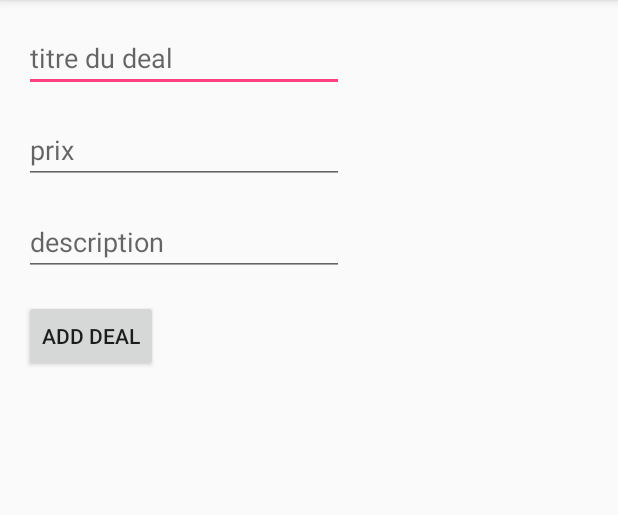
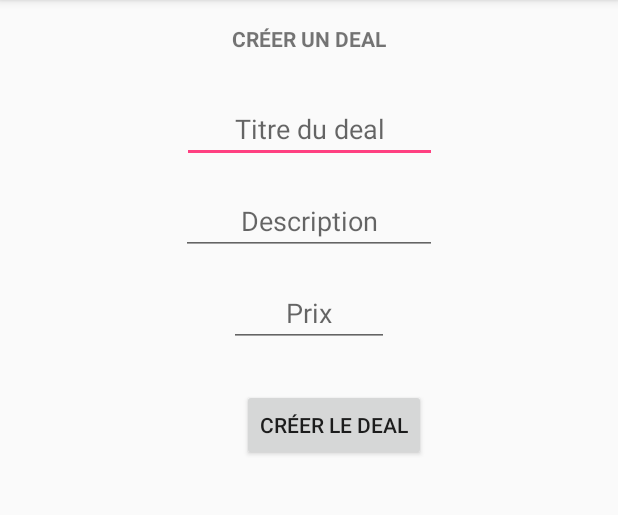
Before and after one commit to nothaldir/HETIC-Bart-Project, an Android app: the CreateDealActivity screen opened directly, with no data from a screen before it, on a phone screen of 412 x 824 dp, the part 84-599 px from its top. Run offline under Robolectric (Android 15) with nearby library versions, the phone set to English and light mode, and no system bars; our stand-ins replace Firebase (no records; nobody signed in at launch, a user with empty details on screens opened directly).

Commit message:
refactor deal creation

```diff
--- a/app/src/main/java/com/hetic/hetic_e18_bart/CreateDealActivity.java
+++ b/app/src/main/java/com/hetic/hetic_e18_bart/CreateDealActivity.java
@@ -13,9 +13,9 @@ import com.google.firebase.database.FirebaseDatabase;
 
 public class CreateDealActivity extends AppCompatActivity {
 
-    EditText editTextTitre;
-    EditText editTextPrix;
-    EditText editTextDesc;
+    EditText editTextName;
+    EditText editTextPrice;
+    EditText editTextDescription;
     Button buttonCreateDeal;
 
     DatabaseReference databaseDeals;
@@ -27,9 +27,9 @@ public class CreateDealActivity extends AppCompatActivity {
 
         databaseDeals = FirebaseDatabase.getInstance().getReference("deals");
 
-        editTextTitre = (EditText)findViewById(R.id.dealTitre);
-        editTextPrix = (EditText)findViewById(R.id.dealPrice);
-        editTextDesc = (EditText)findViewById(R.id.dealDesc);
+        editTextName = (EditText)findViewById(R.id.dealName);
+        editTextPrice = (EditText)findViewById(R.id.dealPrice);
+        editTextDescription = (EditText)findViewById(R.id.dealDescription);
 
         buttonCreateDeal = (Button)findViewById(R.id.createDeal);
 
@@ -42,9 +42,9 @@ public class CreateDealActivity extends AppCompatActivity {
     }
 
     private void addDeal(){
-        String titre = editTextTitre.getText().toString();
-        int prix = Integer.parseInt(editTextPrix.getText().toString());
-        String desc = editTextDesc.getText().toString();
+        String titre = editTextName.getText().toString();
+        int prix = Integer.parseInt(editTextPrice.getText().toString());
+        String desc = editTextDescription.getText().toString();
 
             String id = databaseDeals.push().getKey();
 
--- a/app/src/main/java/com/hetic/hetic_e18_bart/Deal.java
+++ b/app/src/main/java/com/hetic/hetic_e18_bart/Deal.java
@@ -6,35 +6,35 @@ package com.hetic.hetic_e18_bart;
 
 public class Deal {
 
-    String dealId;
-    String dealTitre;
-    int dealPrix;
-    String dealDescription;
+    String deal_id;
+    String deal_name;
+    int deal_price;
+    String deal_description;
 
     public Deal(){
 
     }
 
-    public Deal(String dealId, String dealTitre, int dealPrix, String dealDescription) {
-        this.dealId = dealId;
-        this.dealTitre = dealTitre;
-        this.dealPrix = dealPrix;
-        this.dealDescription = dealDescription;
+    public Deal(String deal_id, String deal_name, int deal_price, String deal_description) {
+        this.deal_id = deal_id;
+        this.deal_name = deal_name;
+        this.deal_price = deal_price;
+        this.deal_description = deal_description;
     }
 
     public String getDealId() {
-        return dealId;
+        return deal_id;
     }
 
     public String getDealTitre() {
-        return dealTitre;
+        return deal_name;
     }
 
     public int getDealPrix() {
-        return dealPrix;
+        return deal_price;
     }
 
     public String getDealDescription() {
-        return dealDescription;
+        return deal_description;
     }
 }
--- a/app/src/main/res/layout/activity_create_deal.xml
+++ b/app/src/main/res/layout/activity_create_deal.xml
@@ -7,46 +7,74 @@
     tools:context="com.hetic.hetic_e18_bart.CreateDealActivity">
 
     <EditText
-        android:id="@+id/dealTitre"
+        android:id="@+id/dealName"
+        android:layout_width="170dp"
+        android:layout_height="wrap_content"
+        android:layout_marginEnd="8dp"
+        android:layout_marginStart="8dp"
+        android:layout_marginTop="28dp"
+        android:ems="8"
+        android:hint="Titre du deal"
+        android:inputType="textPersonName"
+        android:textAlignment="center"
+        app:layout_constraintEnd_toEndOf="parent"
+        app:layout_constraintStart_toStartOf="parent"
+        app:layout_constraintTop_toBottomOf="@+id/textView" />
+
+    <EditText
+        android:id="@+id/dealDescription"
         android:layout_width="wrap_content"
         android:layout_height="wrap_content"
-        android:layout_marginLeft="16dp"
+        android:layout_marginEnd="8dp"
+        android:layout_marginStart="8dp"
         android:layout_marginTop="16dp"
-        android:ems="10"
-        android:hint="titre du deal"
-        android:inputType="textPersonName"
+        android:ems="8"
+        android:hint="Description"
+        android:inputType="textMultiLine"
+        android:maxLines="3"
+        android:textAlignment="center"
+        app:layout_constraintEnd_toEndOf="parent"
         app:layout_constraintLeft_toLeftOf="parent"
+        app:layout_constraintStart_toStartOf="parent"
+        app:layout_constraintTop_toBottomOf="@+id/dealName" />
+
+    <EditText
+        android:id="@+id/dealPrice"
+        android:layout_width="wrap_content"
+        android:layout_height="wrap_content"
+        android:layout_marginEnd="8dp"
+        android:layout_marginStart="8dp"
+        android:layout_marginTop="16dp"
+        android:ems="5"
+        android:hint="Prix"
+        android:inputType="number"
+        android:textAlignment="center"
+        app:layout_constraintEnd_toEndOf="parent"
+        app:layout_constraintStart_toStartOf="parent"
+        app:layout_constraintTop_toBottomOf="@+id/dealDescription" />
+
+    <TextView
+        android:id="@+id/textView"
+        android:layout_width="wrap_content"
+        android:layout_height="wrap_content"
+        android:layout_marginEnd="8dp"
+        android:layout_marginStart="8dp"
+        android:layout_marginTop="16dp"
+        android:text="Créer un deal"
+        android:textAllCaps="true"
+        android:textStyle="bold"
+        app:layout_constraintEnd_toEndOf="parent"
+        app:layout_constraintStart_toStartOf="parent"
         app:layout_constraintTop_toTopOf="parent" />
 
     <Button
         android:id="@+id/createDeal"
         android:layout_width="wrap_content"
         android:layout_height="wrap_content"
-        android:layout_marginLeft="16dp"
-        android:layout_marginTop="16dp"
-        android:text="add deal"
-        app:layout_constraintLeft_toLeftOf="parent"
-        app:layout_constraintTop_toBottomOf="@+id/dealDesc" />
-
-    <EditText
-        android:id="@+id/dealPrice"
-        android:layout_width="wrap_content"
-        android:layout_height="wrap_content"
-        android:layout_marginLeft="16dp"
-        android:layout_marginTop="16dp"
-        android:ems="10"
-        android:hint="prix"
-        app:layout_constraintLeft_toLeftOf="parent"
-        app:layout_constraintTop_toBottomOf="@+id/dealTitre" />
-
-    <EditText
-        android:id="@+id/dealDesc"
-        android:layout_width="wrap_content"
-        android:layout_height="wrap_content"
-        android:layout_marginLeft="16dp"
-        android:layout_marginTop="16dp"
-        android:ems="10"
-        android:hint="description"
+        android:layout_marginEnd="128dp"
+        android:layout_marginTop="28dp"
+        android:text="Créer le deal"
+        app:layout_constraintEnd_toEndOf="parent"
         app:layout_constraintLeft_toLeftOf="parent"
         app:layout_constraintTop_toBottomOf="@+id/dealPrice" />
 
```
